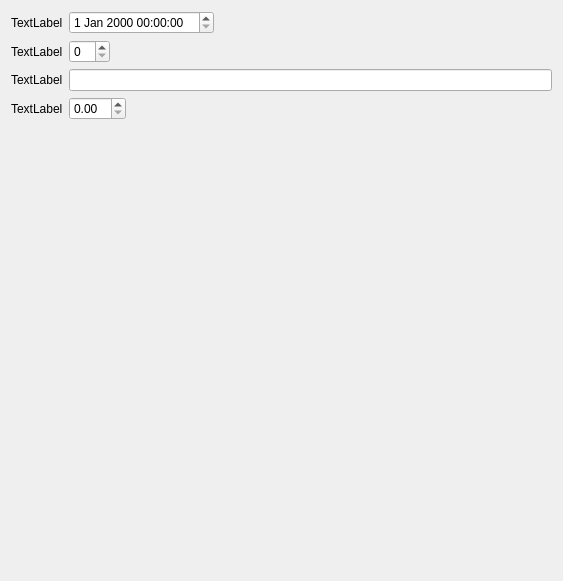
Old version of the form nextShows/src/dialogs/settings/ui/options.ui in the repository gilcn/nextshows.
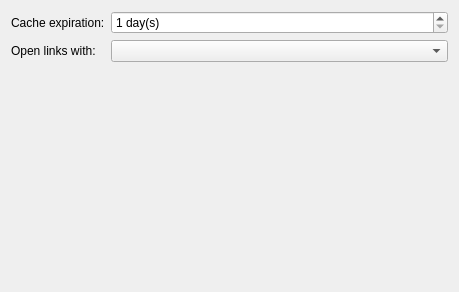
New version of the form.

Commit message: - Begin work on the "options" settings - Remove the tray icon for now

Patch:
```diff
--- a/nextShows/src/dialogs/settings/ui/options.ui
+++ b/nextShows/src/dialogs/settings/ui/options.ui
@@ -5,8 +5,8 @@
    <rect>
     <x>0</x>
     <y>0</y>
-    <width>563</width>
-    <height>581</height>
+    <width>459</width>
+    <height>292</height>
    </rect>
   </property>
   <property name="windowTitle" >
@@ -19,45 +19,51 @@
       <enum>QFormLayout::ExpandingFieldsGrow</enum>
      </property>
      <item row="0" column="0" >
-      <widget class="QLabel" name="label" >
+      <widget class="QLabel" name="lblCacheExpiration" >
        <property name="text" >
-        <string>TextLabel</string>
+        <string>Cache expiration:</string>
        </property>
       </widget>
      </item>
      <item row="0" column="1" >
-      <widget class="QDateTimeEdit" name="dateTimeEdit" />
+      <widget class="QSpinBox" name="spinCacheExpiration" >
+       <property name="sizePolicy" >
+        <sizepolicy vsizetype="Fixed" hsizetype="Expanding" >
+         <horstretch>0</horstretch>
+         <verstretch>0</verstretch>
+        </sizepolicy>
+       </property>
+       <property name="suffix" >
+        <string> day(s)</string>
+       </property>
+       <property name="prefix" >
+        <string/>
+       </property>
+       <property name="minimum" >
+        <number>1</number>
+       </property>
+       <property name="maximum" >
+        <number>30</number>
+       </property>
+      </widget>
      </item>
      <item row="1" column="0" >
-      <widget class="QLabel" name="label_2" >
+      <widget class="QLabel" name="label" >
        <property name="text" >
-        <string>TextLabel</string>
+        <string>Open links with:</string>
        </property>
       </widget>
      </item>
      <item row="1" column="1" >
-      <widget class="QSpinBox" name="spinBox" />
-     </item>
-     <item row="2" column="0" >
-      <widget class="QLabel" name="label_3" >
-       <property name="text" >
-        <string>TextLabel</string>
+      <widget class="QComboBox" name="comboBox" >
+       <property name="sizePolicy" >
+        <sizepolicy vsizetype="Fixed" hsizetype="MinimumExpanding" >
+         <horstretch>0</horstretch>
+         <verstretch>0</verstretch>
+        </sizepolicy>
        </property>
       </widget>
      </item>
-     <item row="2" column="1" >
-      <widget class="QLineEdit" name="lineEdit" />
-     </item>
-     <item row="3" column="0" >
-      <widget class="QLabel" name="label_4" >
-       <property name="text" >
-        <string>TextLabel</string>
-       </property>
-      </widget>
-     </item>
-     <item row="3" column="1" >
-      <widget class="QDoubleSpinBox" name="doubleSpinBox" />
-     </item>
     </layout>
    </item>
   </layout>
```
The commit also changes 3 other files.
